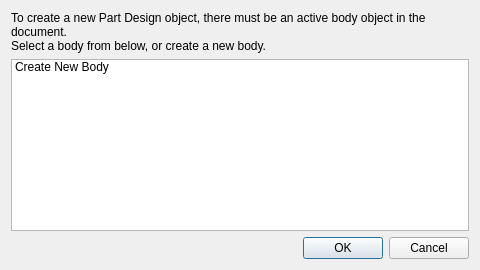
Above: src/Mod/PartDesign/Gui/DlgActiveBody.ui from southseact-3d/fcd before the change. Below: the same form after it.
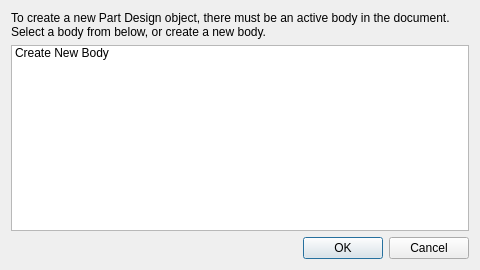
That is the form after the change.

The edit to the form file:
```diff
--- a/src/Mod/PartDesign/Gui/DlgActiveBody.ui
+++ b/src/Mod/PartDesign/Gui/DlgActiveBody.ui
@@ -17,7 +17,7 @@
    <item>
     <widget class="QLabel" name="label">
      <property name="text">
-       <string>To create a new Part Design object, there must be an active body object in the document.
+       <string>To create a new Part Design object, there must be an active body in the document.
 Select a body from below, or create a new body.</string>
      </property>
      <property name="scaledContents">
```
